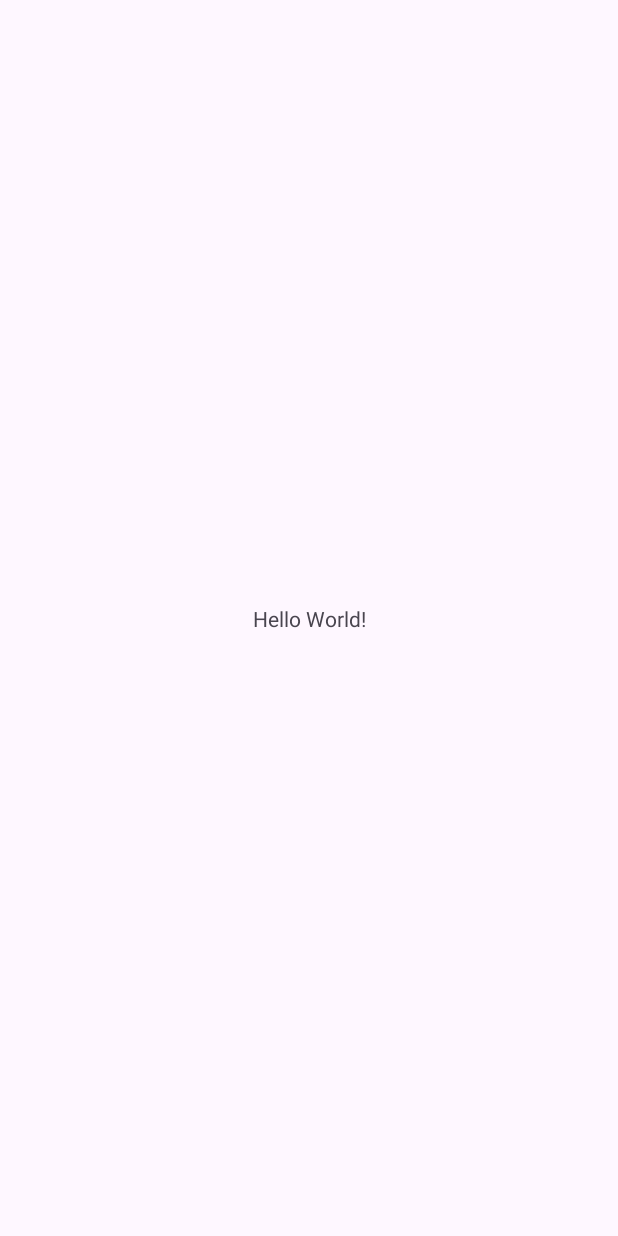
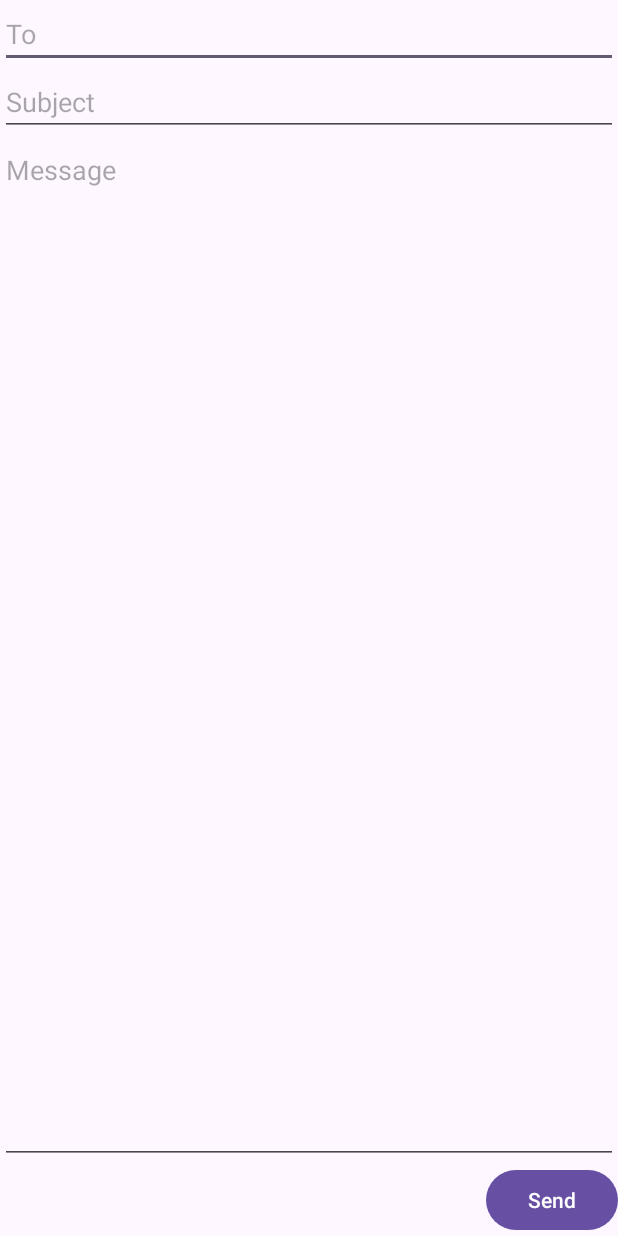
Before and after one commit to rmfgh2004/WidgetSampleApp, an Android app: the screen it shows after launch (MainActivity), on a phone screen of 412 x 824 dp. Before the commit the screen is almost empty. Run offline under Robolectric (Android 15) with nearby library versions, the phone set to English and light mode, and no system bars.

Commit message:
study LinearLayout

```diff
--- a/app/src/main/java/com/example/widgetsampleapp/MainActivity.kt
+++ b/app/src/main/java/com/example/widgetsampleapp/MainActivity.kt
@@ -10,7 +10,7 @@ class MainActivity : AppCompatActivity() {
     override fun onCreate(savedInstanceState: Bundle?) {
         super.onCreate(savedInstanceState)
         enableEdgeToEdge()
-        setContentView(R.layout.activity_main)
+        setContentView(R.layout.layout_linear)
         ViewCompat.setOnApplyWindowInsetsListener(findViewById(R.id.main)) { v, insets ->
             val systemBars = insets.getInsets(WindowInsetsCompat.Type.systemBars())
             v.setPadding(systemBars.left, systemBars.top, systemBars.right, systemBars.bottom)
--- /dev/null
+++ b/app/src/main/res/layout/layout_linear.xml
@@ -0,0 +1,35 @@
+<?xml version="1.0" encoding="utf-8"?>
+<LinearLayout xmlns:android="http://schemas.android.com/apk/res/android"
+    android:id="@+id/main"
+    android:layout_width="match_parent"
+    android:layout_height="match_parent"
+    android:paddingStart="16dp"
+    android:paddingEnd="16dp"
+    android:orientation="vertical">
+
+    <EditText
+        android:layout_width="match_parent"
+        android:layout_height="wrap_content"
+        android:hint="To"/>
+
+    <EditText
+        android:layout_width="match_parent"
+        android:layout_height="wrap_content"
+        android:hint="Subject"/>
+
+    <EditText
+        android:layout_width="match_parent"
+        android:layout_height="0dp"
+        android:layout_weight="1"
+        android:hint="Message"
+        android:gravity="top"/>
+
+    <Button
+        android:layout_width="wrap_content"
+        android:layout_height="wrap_content"
+        android:text="Send"
+        android:layout_gravity="end"/>
+
+
+
+</LinearLayout>
```
